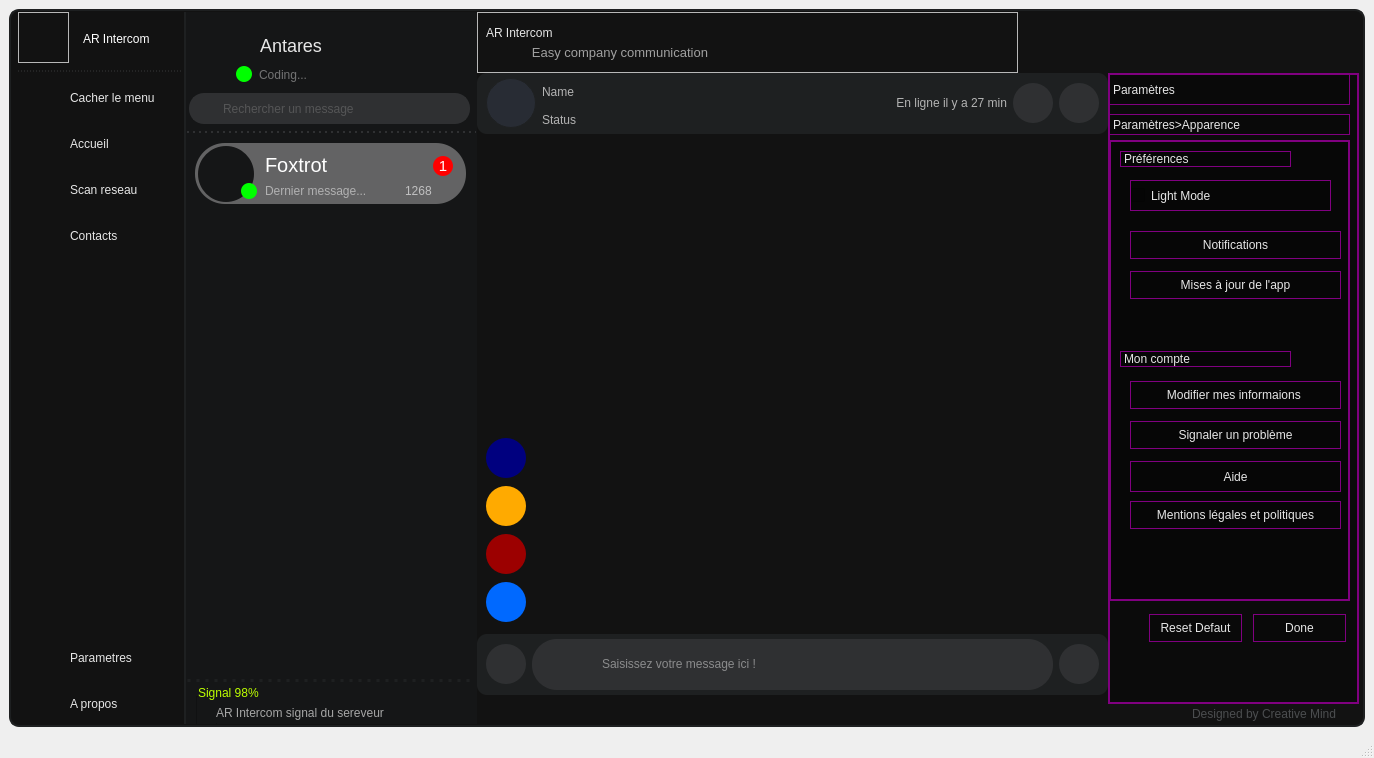
First picture: the form in ui/main.ui, repository AntaresMugisho/AR_Intercom, before the edit.
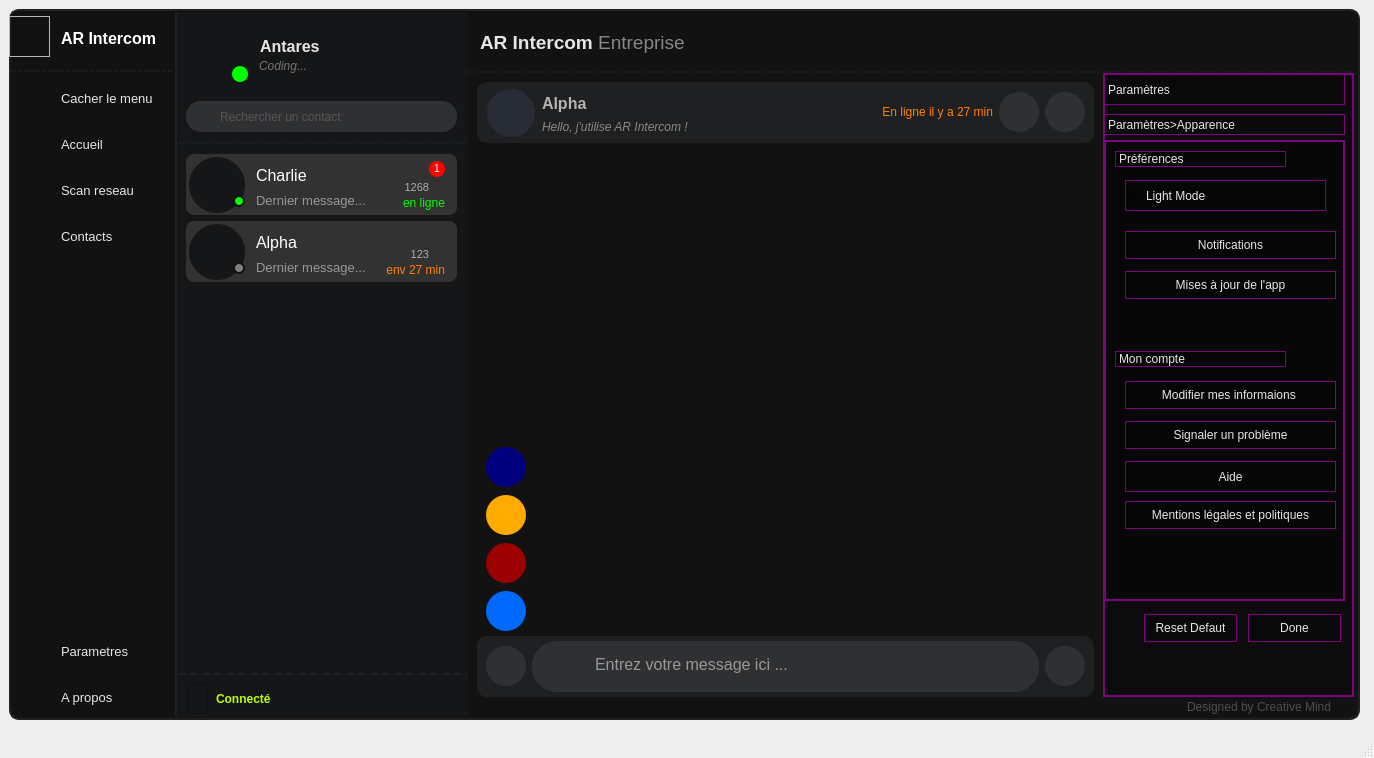
Second picture: the form after the edit. The open tabs and pages were chosen to show the change. Icons and pictures are not drawn.

Commit message: Updating user interface

```diff
--- a/ui/main.ui
+++ b/ui/main.ui
@@ -24,7 +24,7 @@
    <property name="styleSheet">
     <string notr="true">/* DEFAULT */
 QWidget {
-	font: 9pt &quot;Segoe UI&quot;;
+
 	color: rgb(230, 230, 230);
 	selection-background-color: rgb(86, 115, 0);
 }
@@ -37,8 +37,7 @@
 
 /* App name near logo top*/
 #app_name {
-color:#FFFFFF;
-font:bold 14px  &quot;Segoe Ui&quot;;}
+color:#FFFFFF;}
 	
 
 /* Buttons */
@@ -79,7 +78,7 @@
 /* Search Message */
 #search_sms_frame .QLineEdit {
 	border: 2px solid rgb(47, 48, 50);
-	border-radius: 15px;
+	border-radius: 8px;
 	background-color: rgb(47, 48, 50);
 	color: rgb(121, 121, 121);
 	padding-left: 30px;
@@ -109,7 +108,6 @@
 }
 
 #label_top{	
-	font: 800 10pt &quot;Segoe UI&quot;;
 	color: rgb(189, 255, 0);
 }
 #label_bottom {	
@@ -232,9 +230,15 @@
 
 </string>
    </property>
-   <layout class="QHBoxLayout" name="horizontalLayout_9">
-    <item>
      <widget class="QWidget" name="bg_app" native="true">
+    <property name="geometry">
+     <rect>
+      <x>9</x>
+      <y>9</y>
+      <width>1351</width>
+      <height>711</height>
+     </rect>
+    </property>
       <property name="minimumSize">
        <size>
         <width>1351</width>
@@ -256,7 +260,6 @@
 }
 #app_name {
 	color:white;
-	font:bold 16px &quot;Segoe UI&quot;;
 }
 
 /* Top BTNs */
@@ -321,12 +324,12 @@
 #p_user {
 	background-color: rgb(21, 22, 23);
 	border: none;
-	border-bottom: 2px dotted rgb(47, 48, 50);
+	border-bottom: 1px dashed rgb(47, 48, 50);
 }
 
 #p_user #p_username{
 	color: rgba(255, 255, 255, 0.9);
-	font-size:18px;}
+}
 
 #p_user #p_user_status{
 	color:rgba(255, 255, 255, 0.4);
@@ -357,7 +360,7 @@
 #contacts_stack {
 	background-color: rgb(21, 22, 23);
 	border: none;
-	border-bottom: 3px dotted rgb(30, 32, 33);
+	border-bottom: 2px dashed rgb(30, 32, 33);
 } 
 
 #left_scroll QScrollArea , #left_scroll QWidget{
@@ -399,17 +402,15 @@
 
 #contact_name{ 
 	color: rgb(179, 179, 179);
-	font: 600 24px &quot;Segoe UI&quot;;
 }
 
 #contact_status{
 	color: rgb(179, 179, 179);
-	font: 16px &quot;Segoe UI&quot;;
 }
 
 #last_seen{
 	color: rgb(179, 179, 179);
-	font: 13px &quot;Segoe UI&quot;;
+
 }
 #contact_image {
 	border: 1px solid rgb(30, 32, 33);
@@ -554,9 +555,9 @@
              <property name="geometry">
               <rect>
                <x>0</x>
-               <y>0</y>
-               <width>51</width>
-               <height>51</height>
+             <y>4</y>
+             <width>41</width>
+             <height>41</height>
               </rect>
              </property>
              <property name="styleSheet">
@@ -573,12 +574,18 @@
             <widget class="QLabel" name="app_name">
              <property name="geometry">
               <rect>
-               <x>65</x>
+             <x>52</x>
                <y>1</y>
                <width>101</width>
                <height>51</height>
               </rect>
              </property>
+           <property name="font">
+            <font>
+             <pointsize>12</pointsize>
+             <bold>true</bold>
+            </font>
+           </property>
              <property name="styleSheet">
               <string notr="true"/>
              </property>
@@ -602,6 +609,11 @@
               <height>40</height>
              </size>
             </property>
+          <property name="font">
+           <font>
+            <pointsize>10</pointsize>
+           </font>
+          </property>
             <property name="styleSheet">
              <string notr="true">
 background-image: url(:/cils/cils/cil-menu.png);
@@ -627,6 +639,11 @@
               <height>40</height>
              </size>
             </property>
+          <property name="font">
+           <font>
+            <pointsize>10</pointsize>
+           </font>
+          </property>
             <property name="styleSheet">
              <string notr="true">background-image: url(:/cils/cils/cil-home.png);
 </string>
@@ -650,6 +667,11 @@
               <height>40</height>
              </size>
             </property>
+          <property name="font">
+           <font>
+            <pointsize>10</pointsize>
+           </font>
+          </property>
             <property name="styleSheet">
              <string notr="true">background-image: url(:/svg/svg/icon_signal.svg);
 </string>
@@ -673,6 +695,11 @@
               <height>40</height>
              </size>
             </property>
+          <property name="font">
+           <font>
+            <pointsize>10</pointsize>
+           </font>
+          </property>
             <property name="styleSheet">
              <string notr="true">background-image: url(:/cils/cils/cil-people.png);
 </string>
@@ -709,6 +736,11 @@
               <height>40</height>
              </size>
             </property>
+          <property name="font">
+           <font>
+            <pointsize>10</pointsize>
+           </font>
+          </property>
             <property name="styleSheet">
              <string notr="true">background-image: url(:/cils/cils/cil-equalizer.png);</string>
             </property>
@@ -731,6 +763,11 @@
               <height>40</height>
              </size>
             </property>
+          <property name="font">
+           <font>
+            <pointsize>10</pointsize>
+           </font>
+          </property>
             <property name="styleSheet">
              <string notr="true"/>
             </property>
@@ -784,13 +821,13 @@
              <property name="minimumSize">
               <size>
                <width>291</width>
-               <height>121</height>
+             <height>132</height>
               </size>
              </property>
              <property name="maximumSize">
               <size>
                <width>291</width>
-               <height>121</height>
+             <height>140</height>
               </size>
              </property>
              <property name="styleSheet">
@@ -813,7 +850,7 @@
               <widget class="QLabel" name="p_usrer_pict">
                <property name="geometry">
                 <rect>
-                 <x>-1</x>
+               <x>4</x>
                  <y>8</y>
                  <width>61</width>
                  <height>61</height>
@@ -841,7 +878,7 @@
               <widget class="QLabel" name="p_user_online_toast">
                <property name="geometry">
                 <rect>
-                 <x>47</x>
+               <x>52</x>
                  <y>50</y>
                  <width>16</width>
                  <height>16</height>
@@ -863,12 +900,17 @@
               <widget class="QLabel" name="p_user_status">
                <property name="geometry">
                 <rect>
-                 <x>70</x>
-                 <y>48</y>
-                 <width>201</width>
+               <x>79</x>
+               <y>39</y>
+               <width>191</width>
                  <height>21</height>
                 </rect>
                </property>
+             <property name="font">
+              <font>
+               <italic>true</italic>
+              </font>
+             </property>
                <property name="text">
                 <string>Coding...</string>
                </property>
@@ -876,12 +918,18 @@
               <widget class="QLabel" name="p_username">
                <property name="geometry">
                 <rect>
-                 <x>71</x>
-                 <y>9</y>
-                 <width>201</width>
-                 <height>41</height>
-                </rect>
-               </property>
+               <x>80</x>
+               <y>20</y>
+               <width>191</width>
+               <height>21</height>
+              </rect>
+             </property>
+             <property name="font">
+              <font>
+               <pointsize>12</pointsize>
+               <bold>true</bold>
+              </font>
+             </property>
                <property name="styleSheet">
                 <string notr="true"/>
                </property>
@@ -893,14 +941,14 @@
              <widget class="QLineEdit" name="search_sms">
               <property name="geometry">
                <rect>
-                <x>3</x>
-                <y>81</y>
-                <width>281</width>
+              <x>9</x>
+              <y>89</y>
+              <width>271</width>
                 <height>31</height>
                </rect>
               </property>
               <property name="placeholderText">
-               <string>Rechercher un message</string>
+             <string>Rechercher un contact</string>
               </property>
              </widget>
             </widget>
@@ -968,7 +1016,7 @@
                     <x>0</x>
                     <y>0</y>
                     <width>291</width>
-                    <height>491</height>
+                  <height>528</height>
                    </rect>
                   </property>
                   <property name="styleSheet">
@@ -993,8 +1041,10 @@
                       <cursorShape>PointingHandCursor</cursorShape>
                      </property>
                      <property name="styleSheet">
-                      <string notr="true">#client_info{border-radius:30px;
-background-color: rgba(220, 220, 220, 100);}
+                    <string notr="true">#client_info{
+border-radius:8px;
+background-color: rgba(50, 50, 50, 255);
+}
 </string>
                      </property>
                      <property name="frameShape">
@@ -1009,19 +1059,25 @@
                      <widget class="QLabel" name="msg_countrer">
                       <property name="geometry">
                        <rect>
-                        <x>238</x>
-                        <y>13</y>
-                        <width>20</width>
-                        <height>20</height>
-                       </rect>
-                      </property>
+                      <x>243</x>
+                      <y>7</y>
+                      <width>16</width>
+                      <height>16</height>
+                     </rect>
+                    </property>
+                    <property name="font">
+                     <font>
+                      <family>Segoe UI</family>
+                      <pointsize>8</pointsize>
+                      <italic>false</italic>
+                      <bold>true</bold>
+                     </font>
+                    </property>
                       <property name="styleSheet">
                        <string notr="true">QLabel{
-	border-radius:10px;
+	border-radius:8px;
 	color: white;
 	background-color: red;
-	font-weight:bold;
-	font-size:15px;
 }</string>
                       </property>
                       <property name="frameShadow">
@@ -1059,15 +1115,16 @@
                      <widget class="QLabel" name="online_toast">
                       <property name="geometry">
                        <rect>
-                        <x>46</x>
-                        <y>40</y>
-                        <width>16</width>
-                        <height>16</height>
+                      <x>47</x>
+                      <y>41</y>
+                      <width>12</width>
+                      <height>12</height>
                        </rect>
                       </property>
                       <property name="styleSheet">
                        <string notr="true">QLabel{
-	border-radius:8px;
+	border-radius:6px;
+	border:2px solid rgb(20,20,20);
 	background-color: #00ff00;	
 }</string>
                       </property>
@@ -1082,11 +1139,16 @@
                       <property name="geometry">
                        <rect>
                         <x>70</x>
-                        <y>40</y>
+                      <y>36</y>
                         <width>131</width>
-                        <height>16</height>
-                       </rect>
-                      </property>
+                      <height>20</height>
+                     </rect>
+                    </property>
+                    <property name="font">
+                     <font>
+                      <pointsize>10</pointsize>
+                     </font>
+                    </property>
                       <property name="styleSheet">
                        <string notr="true">QLabel{
 	background-color:transparent;
@@ -1102,49 +1164,60 @@
                        <rect>
                         <x>70</x>
                         <y>6</y>
-                        <width>141</width>
+                      <width>131</width>
                         <height>31</height>
                        </rect>
                       </property>
+                    <property name="font">
+                     <font>
+                      <pointsize>12</pointsize>
+                     </font>
+                    </property>
                       <property name="styleSheet">
                        <string notr="true">QLabel{
 	background-color:none;
 	color: white;
-	font-size:20px;
 }</string>
                       </property>
                       <property name="text">
-                       <string>Foxtrot</string>
+                     <string>Charlie</string>
                       </property>
                      </widget>
                      <widget class="QLabel" name="messege_number">
                       <property name="geometry">
                        <rect>
-                        <x>210</x>
-                        <y>40</y>
-                        <width>31</width>
-                        <height>16</height>
-                       </rect>
-                      </property>
+                      <x>213</x>
+                      <y>23</y>
+                      <width>30</width>
+                      <height>20</height>
+                     </rect>
+                    </property>
+                    <property name="font">
+                     <font>
+                      <pointsize>8</pointsize>
+                     </font>
+                    </property>
                       <property name="styleSheet">
                        <string notr="true">QLabel{
 	background-color:transparent;
 	color:rgba(255, 255, 255, 0.6);
-	font-size:12px;
 
 }</string>
                       </property>
                       <property name="text">
                        <string>1268</string>
                       </property>
+                    <property name="alignment">
+                     <set>Qt::AlignRight|Qt::AlignTrailing|Qt::AlignVCenter</set>
+                    </property>
                      </widget>
                      <widget class="QFrame" name="envelop_msg">
                       <property name="geometry">
                        <rect>
-                        <x>238</x>
-                        <y>40</y>
-                        <width>20</width>
-                        <height>15</height>
+                      <x>247</x>
+                      <y>27</y>
+                      <width>12</width>
+                      <height>12</height>
                        </rect>
                       </property>
                       <property name="styleSheet">
@@ -1160,6 +1233,28 @@
                        <enum>QFrame::Raised</enum>
                       </property>
                      </widget>
+                   <widget class="QLabel" name="messege_number_2">
+                    <property name="geometry">
+                     <rect>
+                      <x>198</x>
+                      <y>39</y>
+                      <width>61</width>
+                      <height>20</height>
+                     </rect>
+                    </property>
+                    <property name="styleSheet">
+                     <string notr="true">QLabel{
+	background-color:transparent;
+	color:rgb(0, 255, 0);
+}</string>
+                    </property>
+                    <property name="text">
+                     <string>en ligne</string>
+                    </property>
+                    <property name="alignment">
+                     <set>Qt::AlignRight|Qt::AlignTrailing|Qt::AlignVCenter</set>
+                    </property>
+                   </widget>
                      <zorder>client_picture</zorder>
                      <zorder>msg_countrer</zorder>
                      <zorder>online_toast</zorder>
@@ -1167,6 +1262,210 @@
                      <zorder>client_name</zorder>
                      <zorder>messege_number</zorder>
                      <zorder>envelop_msg</zorder>
+                   <zorder>messege_number_2</zorder>
+                  </widget>
+                 </item>
+                 <item>
+                  <widget class="QFrame" name="client_info_2">
+                   <property name="minimumSize">
+                    <size>
+                     <width>271</width>
+                     <height>61</height>
+                    </size>
+                   </property>
+                   <property name="maximumSize">
+                    <size>
+                     <width>271</width>
+                     <height>61</height>
+                    </size>
+                   </property>
+                   <property name="cursor">
+                    <cursorShape>PointingHandCursor</cursorShape>
+                   </property>
+                   <property name="styleSheet">
+                    <string notr="true">#client_info_2{
+border-radius:8px;
+background-color: rgba(50, 50, 50, 255);
+}
+</string>
+                   </property>
+                   <property name="frameShape">
+                    <enum>QFrame::Box</enum>
+                   </property>
+                   <property name="frameShadow">
+                    <enum>QFrame::Plain</enum>
+                   </property>
+                   <property name="lineWidth">
+                    <number>1</number>
+                   </property>
+                   <widget class="QLabel" name="client_picture_3">
+                    <property name="geometry">
+                     <rect>
+                      <x>3</x>
+                      <y>3</y>
+                      <width>56</width>
+                      <height>56</height>
+                     </rect>
+                    </property>
+                    <property name="styleSheet">
+                     <string notr="true">background-image: url(:/icons/icons/1.png);
+background-repeat:no-repeat;
+background-position:center;
+border-radius:28px;</string>
+                    </property>
+                    <property name="text">
+                     <string/>
+                    </property>
+                    <property name="pixmap">
+                     <pixmap>:/image/1.png</pixmap>
+                    </property>
+                    <property name="scaledContents">
+                     <bool>true</bool>
+                    </property>
+                   </widget>
+                   <widget class="QLabel" name="online_toast_3">
+                    <property name="geometry">
+                     <rect>
+                      <x>47</x>
+                      <y>41</y>
+                      <width>12</width>
+                      <height>12</height>
+                     </rect>
+                    </property>
+                    <property name="styleSheet">
+                     <string notr="true">QLabel{
+	border-radius:6px;
+	border:2px solid rgb(20,20,20);
+	background-color: gray;	
+}</string>
+                    </property>
+                    <property name="frameShadow">
+                     <enum>QFrame::Raised</enum>
+                    </property>
+                    <property name="text">
+                     <string/>
+                    </property>
+                   </widget>
+                   <widget class="QLabel" name="last_message_3">
+                    <property name="geometry">
+                     <rect>
+                      <x>70</x>
+                      <y>36</y>
+                      <width>131</width>
+                      <height>20</height>
+                     </rect>
+                    </property>
+                    <property name="font">
+                     <font>
+                      <pointsize>10</pointsize>
+                     </font>
+                    </property>
+                    <property name="styleSheet">
+                     <string notr="true">QLabel{
+	background-color:transparent;
+	color:rgba(255, 255, 255, 0.5);
+}</string>
+                    </property>
+                    <property name="text">
+                     <string>Dernier message...</string>
+                    </property>
+                   </widget>
+                   <widget class="QLabel" name="client_name_3">
+                    <property name="geometry">
+                     <rect>
+                      <x>70</x>
+                      <y>6</y>
+                      <width>131</width>
+                      <height>31</height>
+                     </rect>
+                    </property>
+                    <property name="font">
+                     <font>
+                      <pointsize>12</pointsize>
+                     </font>
+                    </property>
+                    <property name="styleSheet">
+                     <string notr="true">QLabel{
+	background-color:none;
+	color: white;
+}</string>
+                    </property>
+                    <property name="text">
+                     <string>Alpha</string>
+                    </property>
+                   </widget>
+                   <widget class="QLabel" name="messege_number_5">
+                    <property name="geometry">
+                     <rect>
+                      <x>213</x>
+                      <y>23</y>
+                      <width>30</width>
+                      <height>20</height>
+                     </rect>
+                    </property>
+                    <property name="font">
+                     <font>
+                      <pointsize>8</pointsize>
+                     </font>
+                    </property>
+                    <property name="styleSheet">
+                     <string notr="true">QLabel{
+	background-color:transparent;
+	color:rgba(255, 255, 255, 0.6);
+
+}</string>
+                    </property>
+                    <property name="text">
+                     <string>123</string>
+                    </property>
+                    <property name="alignment">
+                     <set>Qt::AlignRight|Qt::AlignTrailing|Qt::AlignVCenter</set>
+                    </property>
+                   </widget>
+                   <widget class="QFrame" name="envelop_msg_3">
+                    <property name="geometry">
+                     <rect>
+                      <x>247</x>
+                      <y>27</y>
+                      <width>12</width>
+                      <height>12</height>
+                     </rect>
+                    </property>
+                    <property name="styleSheet">
+                     <string notr="true">QFrame{
+	background-color:transparent;
+	image: url(:/cils/cils/cil-envelope-closed.png);
+	border:none;}</string>
+                    </property>
+                    <property name="frameShape">
+                     <enum>QFrame::StyledPanel</enum>
+                    </property>
+                    <property name="frameShadow">
+                     <enum>QFrame::Raised</enum>
+                    </property>
+                   </widget>
+                   <widget class="QLabel" name="messege_number_6">
+                    <property name="geometry">
+                     <rect>
+                      <x>198</x>
+                      <y>39</y>
+                      <width>61</width>
+                      <height>20</height>
+                     </rect>
+                    </property>
+                    <property name="styleSheet">
+                     <string notr="true">QLabel{
+	background-color:transparent;
+	color:rgb(255, 128, 0);
+}</string>
+                    </property>
+                    <property name="text">
+                     <string>env 27 min</string>
+                    </property>
+                    <property name="alignment">
+                     <set>Qt::AlignRight|Qt::AlignTrailing|Qt::AlignVCenter</set>
+                    </property>
+                   </widget>
                     </widget>
                    </item>
                    <item>
@@ -1363,7 +1662,7 @@
               <property name="geometry">
                <rect>
                 <x>10</x>
-                <y>13</y>
+              <y>7</y>
                 <width>21</width>
                 <height>31</height>
                </rect>
@@ -1383,27 +1682,19 @@
              <widget class="QLabel" name="label_top">
               <property name="geometry">
                <rect>
-                <x>12</x>
-                <y>-2</y>
+              <x>39</x>
+              <y>11</y>
                 <width>241</width>
                 <height>23</height>
                </rect>
               </property>
-              <property name="text">
-               <string>Signal 98%</string>
-              </property>
-             </widget>
-             <widget class="QLabel" name="label_bottom">
-              <property name="geometry">
-               <rect>
-                <x>30</x>
-                <y>20</y>
-                <width>221</width>
-                <height>20</height>
-               </rect>
-              </property>
+            <property name="font">
+             <font>
+              <bold>true</bold>
+             </font>
+            </property>
               <property name="text">
-               <string>AR Intercom signal du sereveur</string>
+             <string>Connecté</string>
               </property>
              </widget>
             </widget>
@@ -1481,9 +1772,14 @@
               <height>61</height>
              </size>
             </property>
+          <property name="styleSheet">
+           <string notr="true">#widget_5{
+	border-bottom:1px dashed rgb(55, 56, 57);	
+}</string>
+          </property>
             <layout class="QHBoxLayout" name="horizontalLayout_6">
              <property name="leftMargin">
-              <number>0</number>
+            <number>12</number>
              </property>
              <property name="topMargin">
               <number>0</number>
@@ -1495,61 +1791,19 @@
               <number>0</number>
              </property>
              <item>
-              <widget class="QFrame" name="frame_6">
-               <property name="minimumSize">
-                <size>
-                 <width>541</width>
-                 <height>51</height>
-                </size>
-               </property>
-               <property name="maximumSize">
-                <size>
-                 <width>16777215</width>
-                 <height>61</height>
-                </size>
-               </property>
-               <property name="frameShape">
-                <enum>QFrame::StyledPanel</enum>
-               </property>
-               <property name="frameShadow">
-                <enum>QFrame::Raised</enum>
-               </property>
                <widget class="QLabel" name="label">
-                <property name="geometry">
-                 <rect>
-                  <x>9</x>
-                  <y>5</y>
-                  <width>481</width>
-                  <height>31</height>
-                 </rect>
+             <property name="font">
+              <font>
+               <pointsize>14</pointsize>
+               <bold>true</bold>
+              </font>
                 </property>
                 <property name="styleSheet">
                  <string notr="true">font: 28px  &quot;Segoe Ui&quot;</string>
                 </property>
                 <property name="text">
-                 <string>AR Intercom</string>
-                </property>
-               </widget>
-               <widget class="QLabel" name="label_19">
-                <property name="geometry">
-                 <rect>
-                  <x>0</x>
-                  <y>30</y>
-                  <width>231</width>
-                  <height>21</height>
-                 </rect>
-                </property>
-                <property name="styleSheet">
-                 <string notr="true">color:rgba(255,255,255, 0.6);
-font-size:13px;</string>
-                </property>
-                <property name="text">
-                 <string>Easy company communication</string>
-                </property>
-                <property name="alignment">
-                 <set>Qt::AlignRight|Qt::AlignTrailing|Qt::AlignVCenter</set>
-                </property>
-               </widget>
+              <string>&lt;html&gt;&lt;head/&gt;&lt;body&gt;&lt;p&gt;AR Intercom &lt;span style=&quot; font-weight:400; color:#878787;&quot;&gt;Entreprise&lt;/span&gt;&lt;/p&gt;&lt;/body&gt;&lt;/html&gt;</string>
+             </property>
               </widget>
              </item>
              <item>
@@ -1749,16 +2003,16 @@
                  <number>2</number>
                 </property>
                 <property name="leftMargin">
-                 <number>0</number>
+               <number>9</number>
                 </property>
                 <property name="topMargin">
-                 <number>0</number>
+               <number>9</number>
                 </property>
                 <property name="rightMargin">
-                 <number>0</number>
+               <number>9</number>
                 </property>
                 <property name="bottomMargin">
-                 <number>9</number>
+               <number>0</number>
                 </property>
                 <item>
                  <widget class="QWidget" name="active_client_frame" native="true">
@@ -1782,13 +2036,13 @@
                     <number>9</number>
                    </property>
                    <property name="topMargin">
-                    <number>0</number>
+                  <number>6</number>
                    </property>
                    <property name="rightMargin">
                     <number>9</number>
                    </property>
                    <property name="bottomMargin">
-                    <number>0</number>
+                  <number>6</number>
                    </property>
                    <item>
                     <widget class="QFrame" name="contact_image">
@@ -1836,8 +2090,16 @@
                          <height>31</height>
                         </size>
                        </property>
+                     <property name="font">
+                      <font>
+                       <family>Segoe UI</family>
+                       <pointsize>12</pointsize>
+                       <italic>false</italic>
+                       <bold>true</bold>
+                      </font>
+                     </property>
                        <property name="text">
-                        <string>Name</string>
+                      <string>Alpha</string>
                        </property>
                       </widget>
                      </item>
@@ -1855,8 +2117,16 @@
                          <height>20</height>
                         </size>
                        </property>
+                     <property name="font">
+                      <font>
+                       <italic>true</italic>
+                      </font>
+                     </property>
+                     <property name="styleSheet">
+                      <string notr="true">color:#888;</string>
+                     </property>
                        <property name="text">
-                        <string>Status</string>
+                      <string>Hello, j'utilise AR Intercom !</string>
                        </property>
                       </widget>
                      </item>
@@ -1876,6 +2146,10 @@
                        <height>20</height>
                       </size>
                      </property>
+                   <property name="styleSheet">
+                    <string notr="true">color:rgb(255, 128, 0);
+</string>
+                   </property>
                      <property name="text">
                       <string>En ligne il y a 27 min</string>
                      </property>
@@ -1951,8 +2225,8 @@
                     <rect>
                      <x>0</x>
                      <y>0</y>
-                     <width>629</width>
-                     <height>491</height>
+                   <width>606</width>
+                   <height>487</height>
                     </rect>
                    </property>
                    <widget class="QWidget" name="media_bg" native="true">
@@ -2196,7 +2470,7 @@
                      </property>
                      <layout class="QHBoxLayout" name="horizontalLayout">
                       <property name="spacing">
-                       <number>9</number>
+                     <number>0</number>
                       </property>
                       <property name="leftMargin">
                        <number>9</number>
@@ -2205,7 +2479,7 @@
                        <number>0</number>
                       </property>
                       <property name="rightMargin">
-                       <number>18</number>
+                     <number>0</number>
                       </property>
                       <property name="bottomMargin">
                        <number>0</number>
@@ -2233,27 +2507,36 @@
                        </widget>
                       </item>
                       <item>
-                       <widget class="QLineEdit" name="entry_field">
-                        <property name="minimumSize">
-                         <size>
-                          <width>331</width>
-                          <height>40</height>
-                         </size>
-                        </property>
+                     <widget class="QTextEdit" name="entry_field">
                         <property name="maximumSize">
                          <size>
                           <width>16777215</width>
-                          <height>40</height>
-                         </size>
-                        </property>
+                        <height>31</height>
+                       </size>
+                      </property>
+                      <property name="font">
+                       <font>
+                        <pointsize>12</pointsize>
+                       </font>
+                      </property>
                         <property name="styleSheet">
-                         <string notr="true"/>
-                        </property>
-                        <property name="frame">
-                         <bool>true</bool>
+                       <string notr="true">background-color:transparent;
+color:white;</string>
+                      </property>
+                      <property name="horizontalScrollBarPolicy">
+                       <enum>Qt::ScrollBarAlwaysOff</enum>
+                      </property>
+                      <property name="sizeAdjustPolicy">
+                       <enum>QAbstractScrollArea::AdjustToContents</enum>
+                      </property>
+                      <property name="lineWrapMode">
+                       <enum>QTextEdit::WidgetWidth</enum>
+                      </property>
+                      <property name="cursorWidth">
+                       <number>1</number>
                         </property>
                         <property name="placeholderText">
-                         <string>Saisissez votre message ici !</string>
+                       <string>Entrez votre message ici ...</string>
                         </property>
                        </widget>
                       </item>
@@ -2689,8 +2972,6 @@
        </item>
       </layout>
      </widget>
-    </item>
-   </layout>
   </widget>
   <widget class="QStatusBar" name="statusbar"/>
   <action name="actionAide">
```
Left out of the diff: 25 changed lines with no effect on the pictures. Lines whose indentation alone changed are shown as unchanged.
